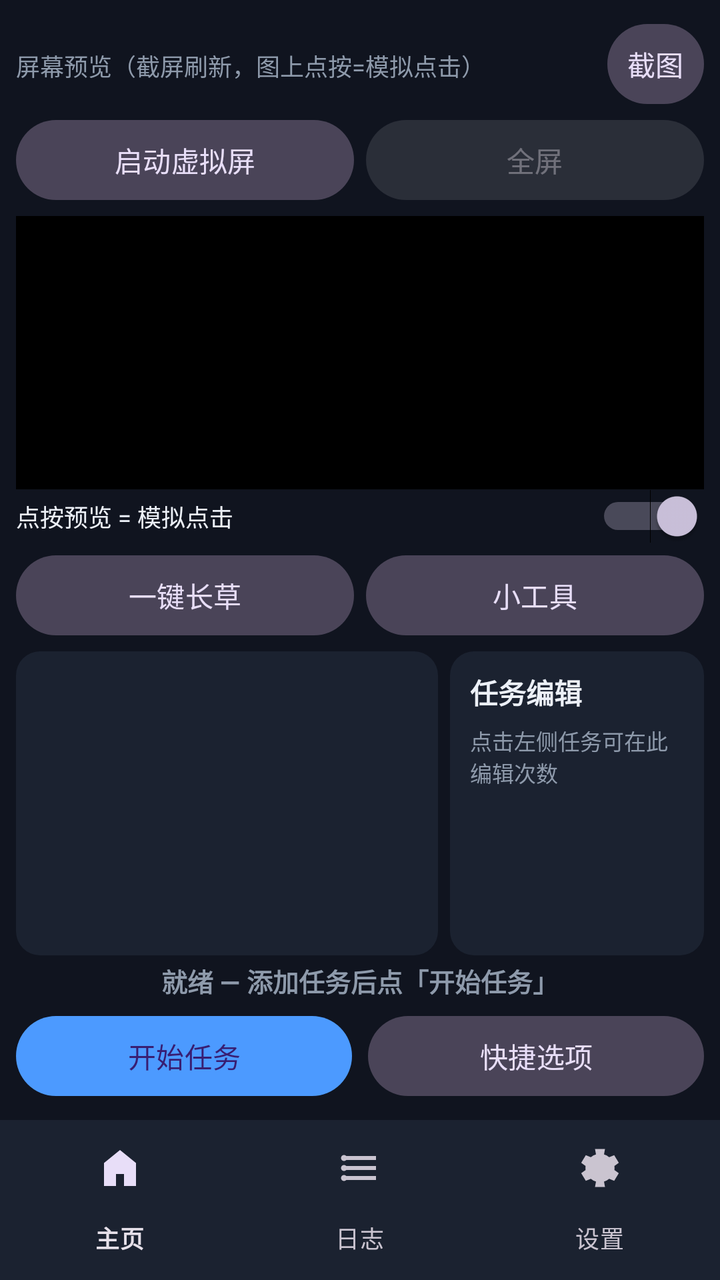
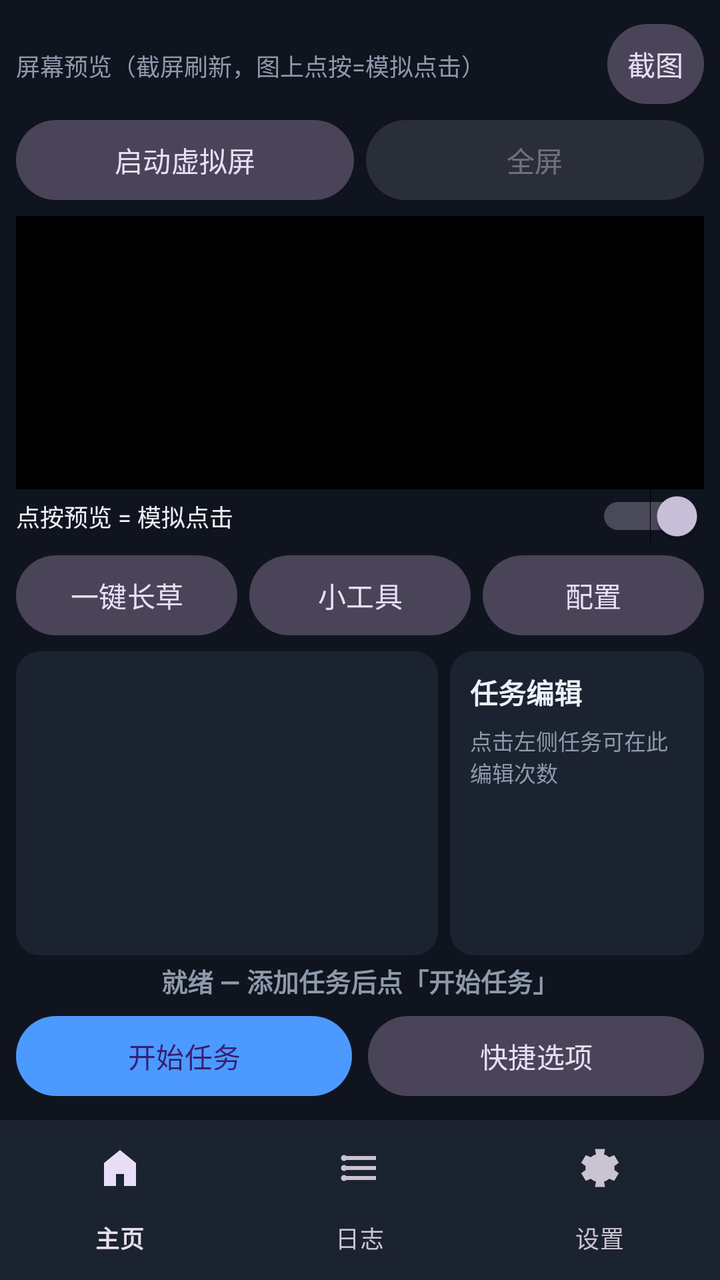

The first picture is an Android layout as it rendered before a commit; the second is the same layout after the commit. The layout source and the unified diff follow.
<!-- AndroidManifest.xml: application theme Theme.MaaWH -->
<!-- res/layout/activity_main.xml -->
<?xml version="1.0" encoding="utf-8"?>
<LinearLayout xmlns:android="http://schemas.android.com/apk/res/android"
    xmlns:app="http://schemas.android.com/apk/res-auto"
    xmlns:tools="http://schemas.android.com/tools"
    android:layout_width="match_parent"
    android:layout_height="match_parent"
    android:orientation="vertical"
    tools:context=".MainActivity">

    
    <LinearLayout
        android:id="@+id/panelHome"
        android:layout_width="match_parent"
        android:layout_height="0dp"
        android:layout_weight="1"
        android:orientation="vertical"
        android:padding="8dp">

        <LinearLayout
            android:layout_width="match_parent"
            android:layout_height="wrap_content"
            android:orientation="horizontal">

            <TextView
                android:layout_width="0dp"
                android:layout_height="wrap_content"
                android:layout_weight="1"
                android:text="@string/label_preview"
                android:textColor="@color/text_secondary"
                android:textSize="12sp" />

            <com.google.android.material.button.MaterialButton
                android:id="@+id/btnScreenshot"
                style="@style/Widget.Material3.Button.TonalButton"
                android:layout_width="wrap_content"
                android:layout_height="wrap_content"
                android:minWidth="0dp"
                android:paddingStart="10dp"
                android:paddingEnd="10dp"
                android:text="@string/btn_shot" />
        </LinearLayout>

        <LinearLayout
            android:layout_width="match_parent"
            android:layout_height="wrap_content"
            android:orientation="horizontal">

            <com.google.android.material.button.MaterialButton
                android:id="@+id/btnVdRun"
                style="@style/Widget.Material3.Button.TonalButton"
                android:layout_width="0dp"
                android:layout_height="wrap_content"
                android:layout_weight="1"
                android:minWidth="0dp"
                android:paddingStart="6dp"
                android:paddingEnd="6dp"
                android:text="@string/vd_run" />

            <com.google.android.material.button.MaterialButton
                android:id="@+id/btnVdFull"
                style="@style/Widget.Material3.Button.TonalButton"
                android:layout_width="0dp"
                android:layout_height="wrap_content"
                android:layout_marginStart="6dp"
                android:layout_weight="1"
                android:minWidth="0dp"
                android:enabled="false"
                android:text="@string/vd_full" />
        </LinearLayout>

        <ImageView
            android:id="@+id/imageShot"
            android:layout_width="match_parent"
            android:layout_height="0dp"
            android:layout_marginTop="4dp"
            android:layout_weight="0.9"
            android:background="#000000"
            android:contentDescription="屏幕预览"
            android:scaleType="fitCenter" />

        <Switch
            android:id="@+id/switchTap"
            android:layout_width="match_parent"
            android:layout_height="wrap_content"
            android:checked="true"
            android:text="@string/switch_tap"
            android:textColor="@color/text_primary"
            android:textSize="12sp" />

        
        <LinearLayout
            android:layout_width="match_parent"
            android:layout_height="wrap_content"
            android:layout_marginTop="2dp"
            android:orientation="horizontal">

            <com.google.android.material.button.MaterialButton
                android:id="@+id/btnTabOneClick"
                style="@style/Widget.Material3.Button.TonalButton"
                android:layout_width="0dp"
                android:layout_height="wrap_content"
                android:layout_weight="1"
                android:minWidth="0dp"
                android:text="@string/tab_oneclick" />

            <com.google.android.material.button.MaterialButton
                android:id="@+id/btnTabTools"
                style="@style/Widget.Material3.Button.TonalButton"
                android:layout_width="0dp"
                android:layout_height="wrap_content"
                android:layout_marginStart="6dp"
                android:layout_weight="1"
                android:minWidth="0dp"
                android:text="@string/tab_tools" />
        </LinearLayout>

        
        <FrameLayout
            android:layout_width="match_parent"
            android:layout_height="0dp"
            android:layout_weight="1"
            android:layout_marginTop="4dp">

            
            <LinearLayout
                android:id="@+id/panelOneClick"
                android:layout_width="match_parent"
                android:layout_height="match_parent"
                android:orientation="horizontal">

                <androidx.recyclerview.widget.RecyclerView
                    android:id="@+id/rvTaskList"
                    android:layout_width="0dp"
                    android:layout_height="match_parent"
                    android:layout_weight="5"
                    android:background="@drawable/bg_card"
                    android:padding="4dp" />

                <LinearLayout
                    android:id="@+id/panelEdit"
                    android:layout_width="0dp"
                    android:layout_height="match_parent"
                    android:layout_marginStart="6dp"
                    android:layout_weight="3"
                    android:background="@drawable/bg_card"
                    android:orientation="vertical"
                    android:padding="10dp">

                    <TextView
                        android:id="@+id/tvEditTitle"
                        android:layout_width="wrap_content"
                        android:layout_height="wrap_content"
                        android:text="@string/edit_title"
                        android:textColor="@color/text_primary"
                        android:textSize="14sp"
                        android:textStyle="bold" />

                    <TextView
                        android:id="@+id/tvEditHint"
                        android:layout_width="wrap_content"
                        android:layout_height="wrap_content"
                        android:layout_marginTop="6dp"
                        android:text="@string/edit_hint"
                        android:textColor="@color/text_secondary"
                        android:textSize="11sp" />

                    
                    <ScrollView
                        android:layout_width="match_parent"
                        android:layout_height="0dp"
                        android:layout_marginTop="8dp"
                        android:layout_weight="1"
                        android:fillViewport="true"
                        android:scrollbars="vertical">

                        <LinearLayout
                            android:id="@+id/layoutOptionsMain"
                            android:layout_width="match_parent"
                            android:layout_height="wrap_content"
                            android:orientation="vertical" />
                    </ScrollView>
                </LinearLayout>
            </LinearLayout>

            
            <LinearLayout
                android:id="@+id/panelTools"
                android:layout_width="match_parent"
                android:layout_height="match_parent"
                android:background="@drawable/bg_card"
                android:orientation="vertical"
                android:padding="8dp"
                android:visibility="gone">

                <TextView
                    android:layout_width="wrap_content"
                    android:layout_height="wrap_content"
                    android:text="@string/tools_maintip"
                    android:textColor="@color/text_secondary"
                    android:textSize="11sp" />

                <LinearLayout
                    android:layout_width="match_parent"
                    android:layout_height="0dp"
                    android:layout_marginTop="6dp"
                    android:layout_weight="1"
                    android:orientation="horizontal">

                    <androidx.recyclerview.widget.RecyclerView
                        android:id="@+id/rvToolsList"
                        android:layout_width="0dp"
                        android:layout_height="match_parent"
                        android:layout_weight="5"
                        android:background="@drawable/bg_card"
                        android:padding="4dp" />

                    
                    <ScrollView
                        android:id="@+id/panelToolsEdit"
                        android:layout_width="0dp"
                        android:layout_height="match_parent"
                        android:layout_marginStart="6dp"
                        android:layout_weight="3"
                        android:background="@drawable/bg_card"
                        android:fillViewport="true"
                        android:scrollbars="vertical">

                        <LinearLayout
                            android:layout_width="match_parent"
                            android:layout_height="wrap_content"
                            android:orientation="vertical"
                            android:padding="10dp">

                        <TextView
                            android:id="@+id/tvToolsEditTitle"
                            android:layout_width="wrap_content"
                            android:layout_height="wrap_content"
                            android:text="@string/edit_title"
                            android:textColor="@color/text_primary"
                            android:textSize="14sp"
                            android:textStyle="bold" />

                        <TextView
                            android:id="@+id/tvToolsEditHint"
                            android:layout_width="wrap_content"
                            android:layout_height="wrap_content"
                            android:layout_marginTop="6dp"
                            android:text="@string/tools_edit_hint"
                            android:textColor="@color/text_secondary"
                            android:textSize="11sp" />

                        
                        <LinearLayout
                            android:id="@+id/layoutOptionsTools"
                            android:layout_width="match_parent"
                            android:layout_height="wrap_content"
                            android:orientation="vertical" />
                        </LinearLayout>
                    </ScrollView>
                </LinearLayout>
            </LinearLayout>
        </FrameLayout>

        <TextView
            android:id="@+id/tvRunState"
            android:layout_width="match_parent"
            android:layout_height="wrap_content"
            android:layout_marginTop="3dp"
            android:gravity="center"
            android:text="@string/run_ready"
            android:textColor="@color/text_secondary"
            android:textSize="13sp"
            android:textStyle="bold" />

        
        <LinearLayout
            android:layout_width="match_parent"
            android:layout_height="wrap_content"
            android:layout_marginTop="4dp"
            android:orientation="horizontal">

            <com.google.android.material.button.MaterialButton
                android:id="@+id/btnStartQueue"
                android:layout_width="0dp"
                android:layout_height="wrap_content"
                android:layout_weight="1"
                android:text="@string/btn_start_queue" />

            <com.google.android.material.button.MaterialButton
                android:id="@+id/btnQuick"
                style="@style/Widget.Material3.Button.TonalButton"
                android:layout_width="0dp"
                android:layout_height="wrap_content"
                android:layout_marginStart="8dp"
                android:layout_weight="1"
                android:text="@string/btn_quick" />
        </LinearLayout>
    </LinearLayout>

    
    <LinearLayout
        android:id="@+id/panelLog"
        android:layout_width="match_parent"
        android:layout_height="0dp"
        android:layout_weight="1"
        android:orientation="vertical"
        android:padding="10dp"
        android:visibility="gone">

        <TextView
            android:layout_width="wrap_content"
            android:layout_height="wrap_content"
            android:text="@string/log_title"
            android:textColor="@color/text_secondary"
            android:textSize="13sp" />

        <ScrollView
            android:id="@+id/scrollLog"
            android:layout_width="match_parent"
            android:layout_height="0dp"
            android:layout_marginTop="4dp"
            android:layout_weight="1"
            android:background="@drawable/bg_card"
            android:padding="10dp"
            android:scrollbars="vertical">

            <TextView
                android:id="@+id/tvLog"
                android:layout_width="match_parent"
                android:layout_height="wrap_content"
                android:fontFamily="monospace"
                android:text=""
                android:textColor="@color/text_primary"
                android:textIsSelectable="true"
                android:textSize="12sp" />
        </ScrollView>

        <TextView
            android:id="@+id/tvPaths"
            android:layout_width="match_parent"
            android:layout_height="wrap_content"
            android:layout_marginTop="6dp"
            android:fontFamily="monospace"
            android:textColor="@color/text_secondary"
            android:textSize="10sp" />
    </LinearLayout>

    
    <ScrollView
        android:id="@+id/panelSettings"
        android:layout_width="match_parent"
        android:layout_height="0dp"
        android:layout_weight="1"
        android:padding="10dp"
        android:visibility="gone">

        <LinearLayout
            android:layout_width="match_parent"
            android:layout_height="wrap_content"
            android:orientation="vertical">

            <LinearLayout
                android:layout_width="match_parent"
                android:layout_height="wrap_content"
                android:background="@drawable/bg_card"
                android:orientation="vertical"
                android:padding="10dp">

                <TextView
                    android:layout_width="wrap_content"
                    android:layout_height="wrap_content"
                    android:text="@string/status_title"
                    android:textColor="@color/text_secondary"
                    android:textSize="12sp" />

                <TextView
                    android:id="@+id/tvStatus"
                    android:layout_width="match_parent"
                    android:layout_height="wrap_content"
                    android:layout_marginTop="2dp"
                    android:fontFamily="monospace"
                    android:text="检测中…"
                    android:textColor="@color/text_primary"
                    android:textSize="13sp" />
            </LinearLayout>

            <LinearLayout
                android:layout_width="match_parent"
                android:layout_height="wrap_content"
                android:layout_marginTop="8dp"
                android:orientation="horizontal">

                <com.google.android.material.button.MaterialButton
                    android:id="@+id/btnRequest"
                    android:layout_width="0dp"
                    android:layout_height="wrap_content"
                    android:layout_weight="1"
                    android:text="@string/btn_request" />

                <Space
                    android:layout_width="6dp"
                    android:layout_height="1dp" />

                <com.google.android.material.button.MaterialButton
                    android:id="@+id/btnRefresh"
                    style="@style/Widget.Material3.Button.TonalButton"
                    android:layout_width="0dp"
                    android:layout_height="wrap_content"
                    android:layout_weight="1"
                    android:text="@string/btn_refresh" />
            </LinearLayout>

            <TextView
                android:id="@+id/tvAbout"
                android:layout_width="match_parent"
                android:layout_height="wrap_content"
                android:layout_marginTop="12dp"
                android:lineSpacingExtra="3dp"
                android:textColor="@color/text_primary"
                android:textSize="12sp" />
        </LinearLayout>
    </ScrollView>

    
    <com.google.android.material.bottomnavigation.BottomNavigationView
        android:id="@+id/bottomNav"
        android:layout_width="match_parent"
        android:layout_height="wrap_content"
        android:background="@color/bg_card"
        app:labelVisibilityMode="labeled"
        app:menu="@menu/bottom_nav" />

</LinearLayout>
<!-- resources referenced by this layout -->
<resources>
  <color name="bg_card">#1B2230</color>
  <color name="text_primary">#ECF0F7</color>
  <color name="text_secondary">#8E9AAB</color>
  <!-- drawable bg_card (drawable) -->
  <?xml version="1.0" encoding="utf-8"?>
  <shape xmlns:android="http://schemas.android.com/apk/res/android"
      android:shape="rectangle">
      <solid android:color="@color/bg_card" />
      <corners android:radius="12dp" />
  </shape>
  <string name="btn_quick">快捷选项</string>
  <string name="btn_refresh">刷新状态</string>
  <string name="btn_request">申请 Shizuku 权限</string>
  <string name="btn_shot">截图</string>
  <string name="btn_start_queue">开始任务</string>
  <string name="edit_hint">点击左侧任务可在此编辑次数</string>
  <string name="edit_title">任务编辑</string>
  <string name="label_preview">屏幕预览（截屏刷新，图上点按=模拟点击）</string>
  <string name="log_title">运行日志</string>
  <string name="run_ready">就绪 — 添加任务后点「开始任务」</string>
  <string name="status_title">Shizuku 状态</string>
  <string name="switch_tap">点按预览 = 模拟点击</string>
  <string name="tab_oneclick">一键长草</string>
  <string name="tab_tools">小工具</string>
  <string name="tools_edit_hint">单击左侧测试任务查看/编辑参数</string>
  <string name="tools_maintip">测试任务队列：由 adb 入口或快捷工具触发，勾选后点「开始任务」运行；不影响一键长草主队列</string>
  <string name="vd_full">全屏</string>
  <string name="vd_run">启动虚拟屏</string>
  <style name="Theme.MaaWH" parent="Theme.Material3.Dark.NoActionBar">
          <item name="android:statusBarColor">@color/bg_app</item>
          <item name="android:navigationBarColor">@color/bg_app</item>
          <item name="android:windowBackground">@color/bg_app</item>
          <item name="colorPrimary">@color/accent</item>
          <item name="android:colorAccent">@color/accent</item>
      </style>
  <color name="bg_app">#10141F</color>
  <color name="accent">#4C9AFF</color>
</resources>

<!-- the commit's change to res/layout/activity_main.xml (unified diff, before → after) -->
@@ -112,6 +112,16 @@
                 android:layout_weight="1"
                 android:minWidth="0dp"
                 android:text="@string/tab_tools" />
+
+            <com.google.android.material.button.MaterialButton
+                android:id="@+id/btnTabConfig"
+                style="@style/Widget.Material3.Button.TonalButton"
+                android:layout_width="0dp"
+                android:layout_height="wrap_content"
+                android:layout_marginStart="6dp"
+                android:layout_weight="1"
+                android:minWidth="0dp"
+                android:text="@string/tab_config" />
         </LinearLayout>
 
         
@@ -259,6 +269,58 @@
                     </ScrollView>
                 </LinearLayout>
             </LinearLayout>
+
+            
+            <LinearLayout
+                android:id="@+id/panelConfig"
+                android:layout_width="match_parent"
+                android:layout_height="match_parent"
+                android:background="@drawable/bg_card"
+                android:orientation="vertical"
+                android:padding="10dp"
+                android:visibility="gone">
+
+                <LinearLayout
+                    android:layout_width="match_parent"
+                    android:layout_height="wrap_content"
+                    android:gravity="center_vertical"
+                    android:orientation="horizontal">
+
+                    <TextView
+                        android:layout_width="0dp"
+                        android:layout_height="wrap_content"
+                        android:layout_weight="1"
+                        android:text="@string/config_title"
+                        android:textColor="@color/text_primary"
+                        android:textSize="16sp"
+                        android:textStyle="bold" />
+
+                    <com.google.android.material.button.MaterialButton
+                        android:id="@+id/btnNewProfile"
+                        style="@style/Widget.Material3.Button.TonalButton"
+                        android:layout_width="wrap_content"
+                        android:layout_height="wrap_content"
+                        android:minWidth="0dp"
+                        android:paddingStart="12dp"
+                        android:paddingEnd="12dp"
+                        android:text="@string/config_new" />
+                </LinearLayout>
+
+                <ScrollView
+                    android:layout_width="match_parent"
+                    android:layout_height="0dp"
+                    android:layout_marginTop="6dp"
+                    android:layout_weight="1"
+                    android:fillViewport="true"
+                    android:scrollbars="vertical">
+
+                    <LinearLayout
+                        android:id="@+id/layoutProfiles"
+                        android:layout_width="match_parent"
+                        android:layout_height="wrap_content"
+                        android:orientation="vertical" />
+                </ScrollView>
+            </LinearLayout>
         </FrameLayout>
 
         <TextView
<!-- resource entries referenced after the edit -->
@@ -15,6 +15,8 @@
   <string name="btn_request">申请 Shizuku 权限</string>
   <string name="btn_shot">截图</string>
   <string name="btn_start_queue">开始任务</string>
+  <string name="config_new">新建配置</string>
+  <string name="config_title">配置管理</string>
   <string name="edit_hint">点击左侧任务可在此编辑次数</string>
   <string name="edit_title">任务编辑</string>
   <string name="label_preview">屏幕预览（截屏刷新，图上点按=模拟点击）</string>
@@ -22,6 +24,7 @@
   <string name="run_ready">就绪 — 添加任务后点「开始任务」</string>
   <string name="status_title">Shizuku 状态</string>
   <string name="switch_tap">点按预览 = 模拟点击</string>
+  <string name="tab_config">配置</string>
   <string name="tab_oneclick">一键长草</string>
   <string name="tab_tools">小工具</string>
   <string name="tools_edit_hint">单击左侧测试任务查看/编辑参数</string>
